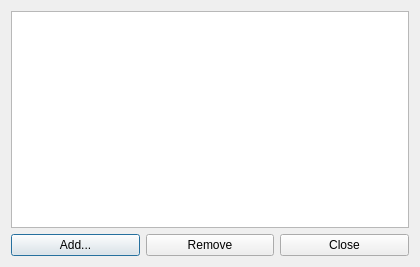
Qt form Tools/UIEditor/UI/previewsettingsdialog.ui (xaoctech/dava.engine) before a commit.
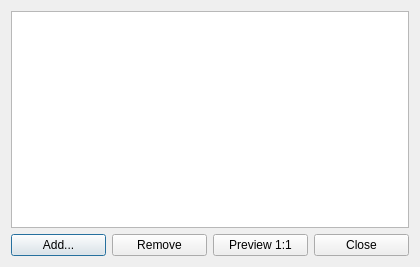
The same form after that commit.

Commit message: [DF-3441] - additional preview mode.

The edit to the form file:
```diff
--- a/Tools/UIEditor/UI/previewsettingsdialog.ui
+++ b/Tools/UIEditor/UI/previewsettingsdialog.ui
@@ -57,6 +57,13 @@
        </property>
       </widget>
      </item>
+     <item>
+      <widget class="QPushButton" name="buttonPreviewNoScale">
+       <property name="text">
+        <string>Preview 1:1</string>
+       </property>
+      </widget>
+     </item>
      <item>
       <widget class="QPushButton" name="buttonClose">
        <property name="text">
```
The commit also changes 8 other files.
